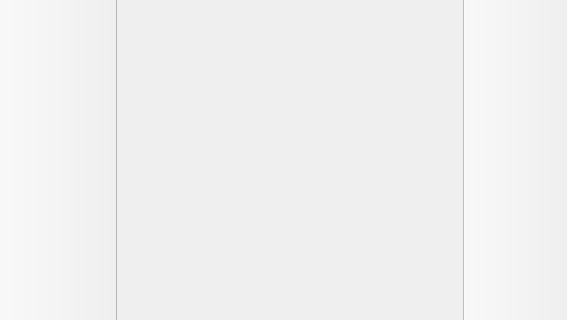
First picture: the form in WaypointPlanner/gui/MainWindow.ui, repository raptorswing/FlightPlanner, before the edit; both pictures show x 0 to 567 and y 155 to 475 of the 567 by 475 pixel window.
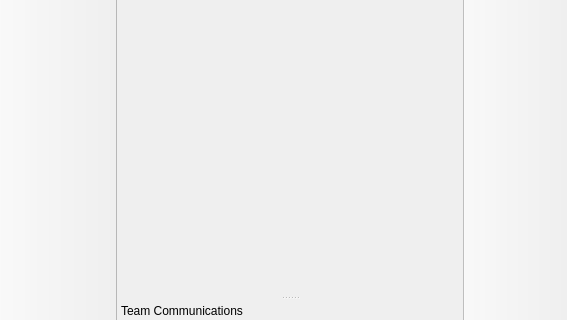
Second picture: the form after the edit. Icons and pictures are not drawn. Custom widgets are drawn as their Qt base class.

```diff
--- a/WaypointPlanner/gui/MainWindow.ui
+++ b/WaypointPlanner/gui/MainWindow.ui
@@ -105,6 +105,18 @@
    <addaction name="actionExport_Solution"/>
    <addaction name="actionExit"/>
   </widget>
+  <widget class="QDockWidget" name="dockWidget">
+   <property name="features">
+    <set>QDockWidget::NoDockWidgetFeatures</set>
+   </property>
+   <property name="windowTitle">
+    <string>Team Communications</string>
+   </property>
+   <attribute name="dockWidgetArea">
+    <number>8</number>
+   </attribute>
+   <widget class="ChatWidget" name="chatWidget"/>
+  </widget>
   <action name="actionExit">
    <property name="icon">
     <iconset resource="../WaypointPlannerResources.qrc">
@@ -225,6 +237,12 @@
  </widget>
  <layoutdefault spacing="6" margin="11"/>
  <customwidgets>
+  <customwidget>
+   <class>ChatWidget</class>
+   <extends>QWidget</extends>
+   <header location="global">gui/ChatWidget.h</header>
+   <container>1</container>
+  </customwidget>
   <customwidget>
    <class>WaypointMapView</class>
    <extends>QWidget</extends>
```
